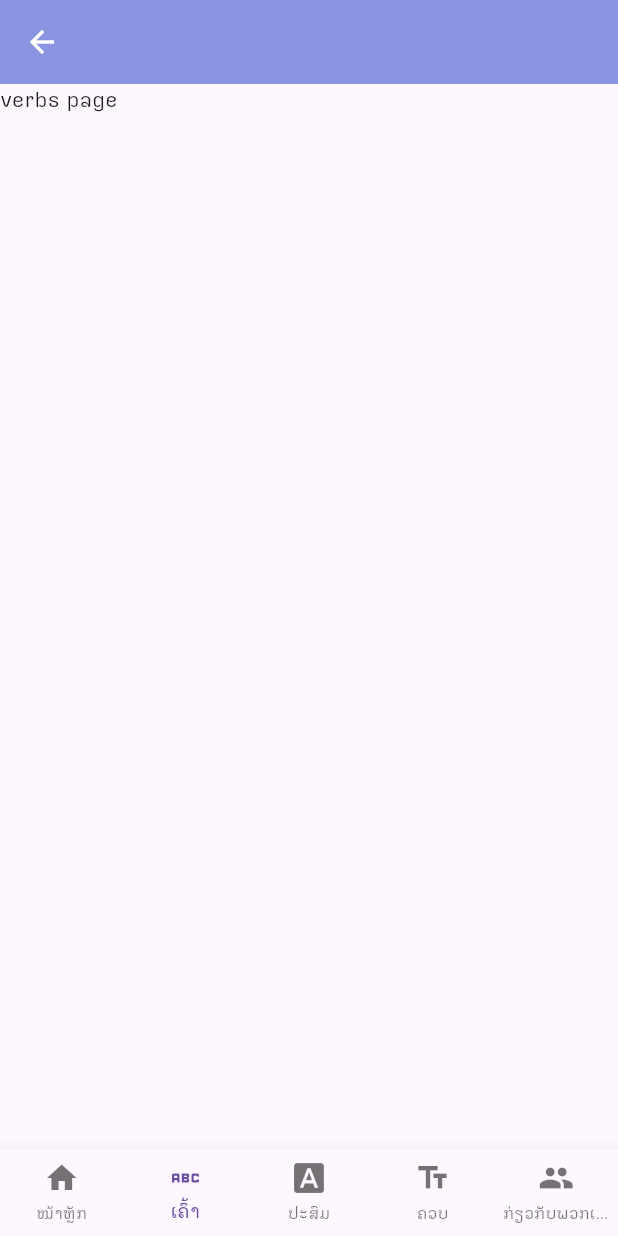
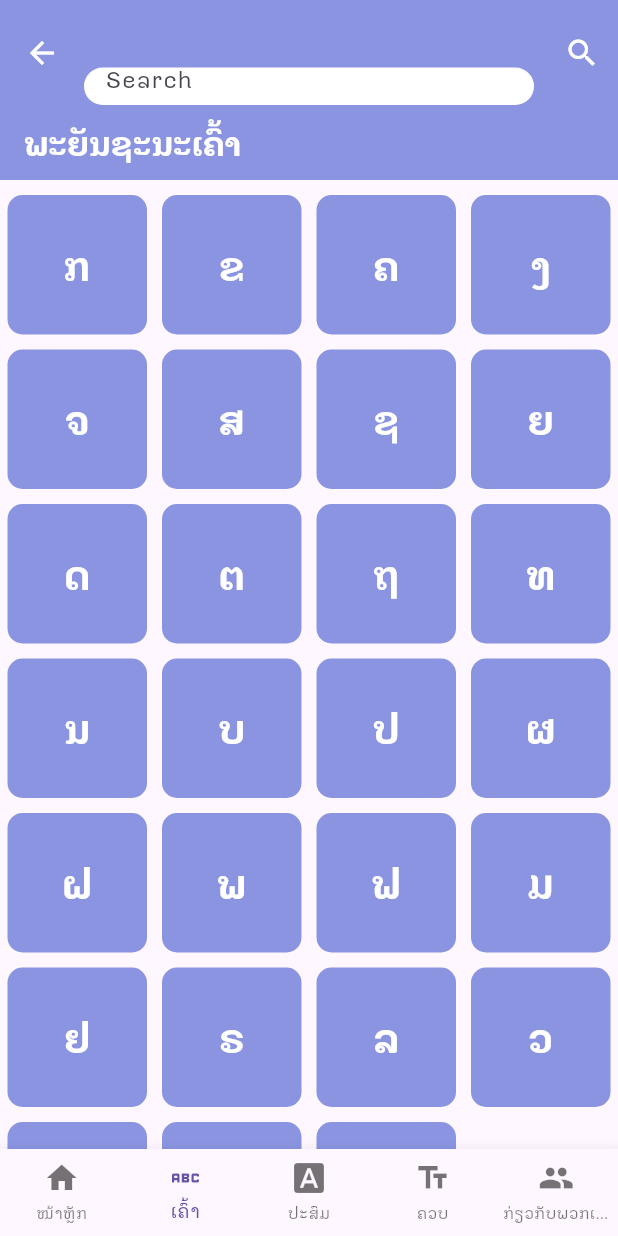
Before and after one commit to I-am-Bubu/lao_dictionary_app, a Flutter app: the mainPage screen opened directly, item 2 of the bottom bar chosen, on a phone screen of 412 x 824 dp. Run offline on Flutter 3.47's test engine with Material 2 defaults, Android fonts, the light colour scheme and no system bars; our stand-ins replace cached_network_image, carousel_slider; network calls fail.

Commit message:
verbs pages ui

```diff
--- a/lib/pages/first_verb_lsits_page.dart
+++ b/lib/pages/first_verb_lsits_page.dart
@@ -1,20 +1,80 @@
 import 'package:flutter/material.dart';
 
-class firstVerbListsPage extends StatefulWidget {
-  const firstVerbListsPage({super.key});
+class firstVerbListsPage extends StatelessWidget {
+  final List<String> items = [
+    'ກ',
+    'ຂ',
+    'ຄ',
+    'ງ',
+    'ຈ',
+    'ສ',
+    'ຊ',
+    'ຍ',
+    'ດ',
+    'ຕ',
+    'ຖ',
+    'ທ',
+    'ນ',
+    'ບ',
+    'ປ',
+    'ຜ',
+    'ຝ',
+    'ພ',
+    'ຟ',
+    'ມ',
+    'ຢ',
+    'ຣ',
+    'ລ',
+    'ວ',
+    'ຫ',
+    'ອ',
+    'ຮ',
+  ];
 
-  @override
-  State<firstVerbListsPage> createState() => _firstVerbListsPageState();
-}
-
-class _firstVerbListsPageState extends State<firstVerbListsPage> {
   @override
   Widget build(BuildContext context) {
     return Scaffold(
       appBar: AppBar(
+        toolbarHeight: 50,
         backgroundColor: Theme.of(context).primaryColor,
+        automaticallyImplyLeading: false,
+        title: Text(
+          'ພະຍັນຊະນະເຄົ້າ',
+          style: TextStyle(
+              fontSize: 25, fontWeight: FontWeight.bold, color: Colors.white),
+        ),
       ),
-      body: Text('verbs page'),
+      body: GridView.count(
+        crossAxisCount: 4,
+        childAspectRatio: 1,
+        padding: EdgeInsets.only(top: 5),
+        children: List.generate(items.length, (index) {
+          return GestureDetector(
+            onTap: () {
+              print('Tapped');
+            },
+            child: Container(
+              width: 90,
+              height: 90,
+              margin: EdgeInsets.all(5),
+              decoration: BoxDecoration(
+                color: Color.fromRGBO(138, 148, 225, 1.0),
+                borderRadius: BorderRadius.circular(10),
+              ),
+              child: Center(
+                child: Text(
+                  items[index],
+                  style: TextStyle(
+                    color: Colors.white,
+                    fontSize: 30,
+                    fontWeight: FontWeight.bold,
+                  ),
+                ),
+              ),
+            ),
+          );
+        }),
+      ),
     );
   }
 }
--- a/lib/pages/main_page.dart
+++ b/lib/pages/main_page.dart
@@ -32,6 +32,37 @@ class _mainPageState extends State<mainPage> {
   @override
   Widget build(BuildContext context) {
     return Scaffold(
+      appBar: AppBar(
+        toolbarHeight: 70,
+        backgroundColor: Theme.of(context).primaryColor,
+        flexibleSpace: Center(
+          child: Padding(
+            padding: const EdgeInsets.only(top: 45),
+            child: Container(
+              width: 300,
+              height: 40,
+              child: TextField(
+                decoration: InputDecoration(
+                  hintText: 'Search',
+                  filled: true,
+                  fillColor: Colors.white,
+                  border: OutlineInputBorder(
+                    borderRadius: BorderRadius.circular(30),
+                    borderSide: BorderSide.none,
+                  ),
+                  contentPadding: EdgeInsets.all(10),
+                ),
+              ),
+            ),
+          ),
+        ),
+        actions: [
+          IconButton(
+            icon: Icon(Icons.search),
+            onPressed: () {},
+          ),
+        ],
+      ),
       body: _pages[_currentIndex],
       bottomNavigationBar: BottomNavigationBar(
         currentIndex: _currentIndex,
```
Also changed, not shown: lib/pages/home_page.dart (+1 -31 lines), lib/pages/profile_page.dart (+20 -11 lines), lib/pages/second_verb_lists_page.dart (+47 -8 lines), lib/pages/third_verb_lists_page.dart (+47 -10 lines).
